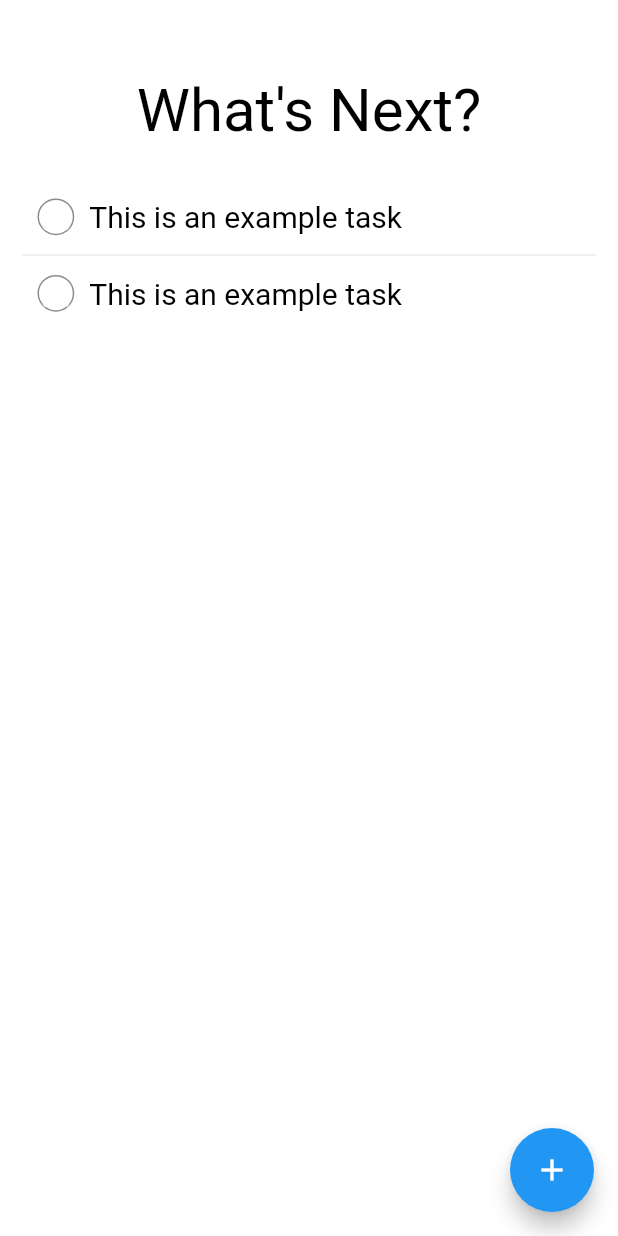
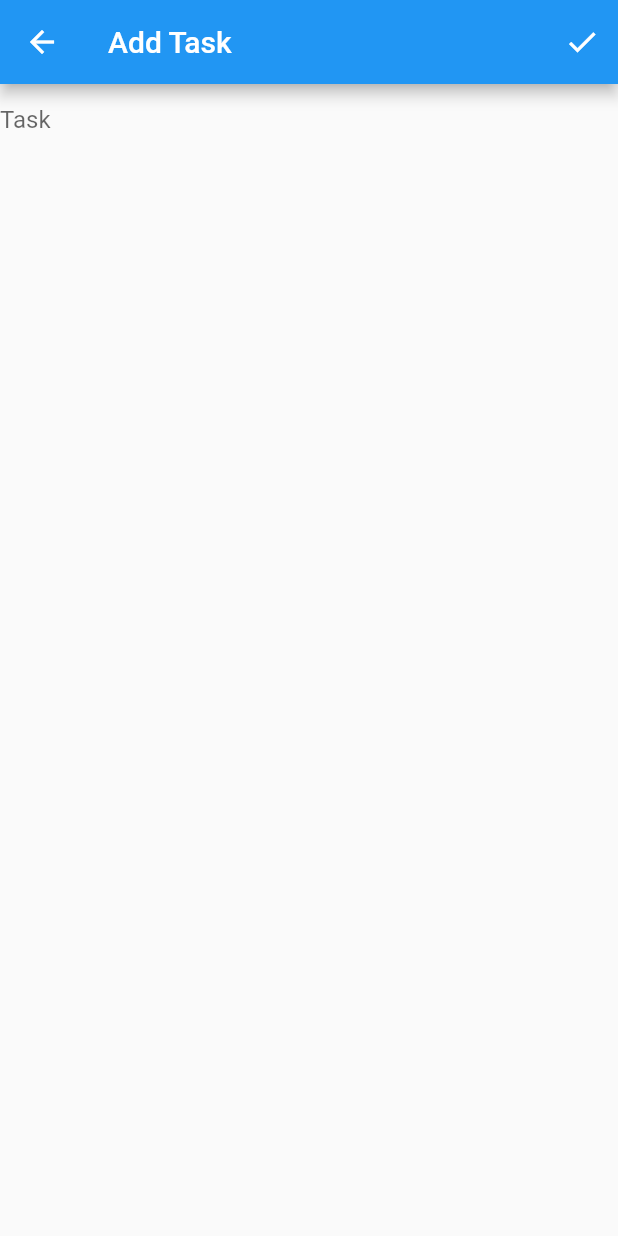
Before and after one commit to sahilmahendrakar/WhatsNext, a Flutter app: the screen it shows after launch, after a tap on the "add" icon, on a phone screen of 412 x 824 dp. Run offline on Flutter 3.47's test engine with Material 2 defaults, Android fonts, the phone set to English and light mode, and no system bars.

Commit message:
Add Task Page

```diff
--- /dev/null
+++ b/lib/addTask.dart
@@ -0,0 +1,36 @@
+import 'package:flutter/material.dart';
+
+import './main.dart';
+import './widgets/todo_item.dart';
+
+class addTask extends StatefulWidget {
+  @override
+  _addTaskState createState() => _addTaskState();
+}
+
+class _addTaskState extends State<addTask> {
+  @override
+  Widget build(BuildContext context) {
+    return Scaffold (
+      appBar: AppBar (
+        title: Text("Add Task"),
+        actions: <Widget>[
+          IconButton(
+          icon: const Icon(Icons.check),
+          tooltip: 'Add Task',
+          onPressed: () {
+            todo.add(TodoItem());
+            Navigator.pop(context);
+          },
+        ),
+        ],
+      ),
+      body: TextField(
+        decoration: InputDecoration(
+          border: InputBorder.none,
+          hintText: 'Task'
+        ),
+      ),
+    );
+  }
+}
--- a/lib/main.dart
+++ b/lib/main.dart
@@ -2,8 +2,11 @@ import 'package:flutter/material.dart';
 
 import './widgets/todo_item.dart';
 import './widgets/todo_list.dart';
+import './addTask.dart';
 
 void main() => runApp(MyApp());
+
+List<TodoItem> todo = [TodoItem()];
 
 class MyApp extends StatelessWidget {
   @override
@@ -27,7 +30,6 @@ class MyHomePage extends StatefulWidget {
 }
 
 class _MyHomePageState extends State<MyHomePage> {
-  List<TodoItem> _todo = [TodoItem()];
 
   @override
   Widget build(BuildContext context) {
@@ -42,7 +44,7 @@ class _MyHomePageState extends State<MyHomePage> {
             Expanded(
               child:ListView.separated (
                 padding: const EdgeInsets.symmetric(horizontal: 15),
-                itemCount: _todo.length,
+                itemCount: todo.length,
                 itemBuilder: (BuildContext ctxt, int index) {
                   return new TodoItem();
                 },
@@ -54,8 +56,11 @@ class _MyHomePageState extends State<MyHomePage> {
       ),
       floatingActionButton: FloatingActionButton(
         onPressed: () {
-          _todo.add(TodoItem());
           setState(() {});
+          Navigator.push(
+            context,
+            MaterialPageRoute(builder: (context) => addTask()),
+          );
         },
         tooltip: 'Add Item',
         child: Icon(Icons.add),
```
